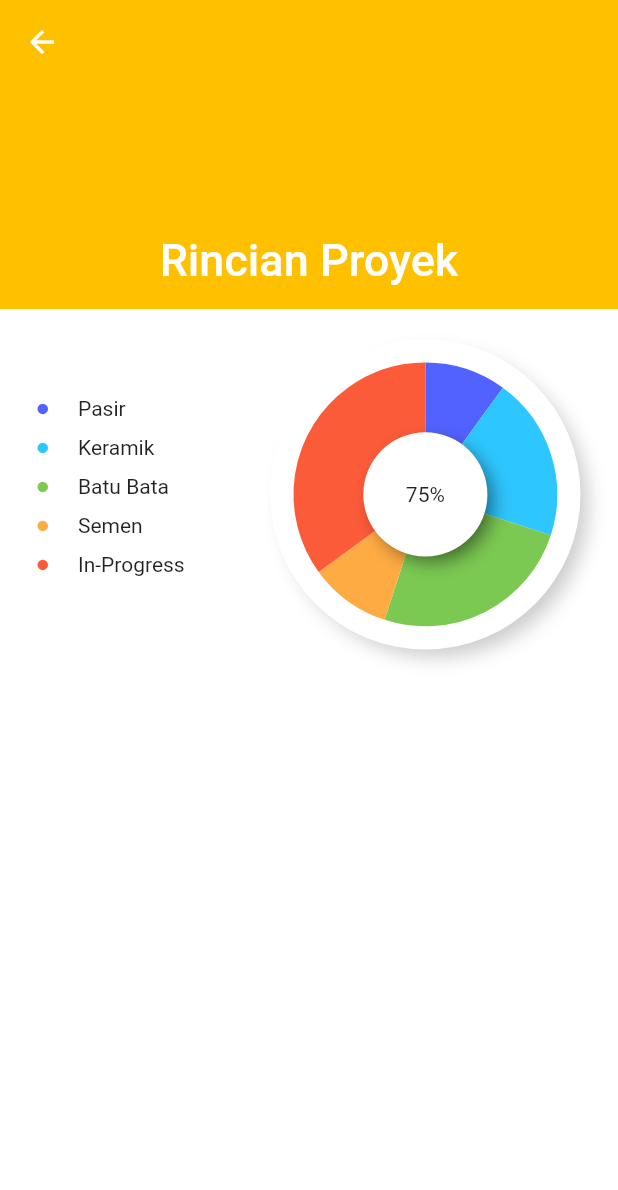
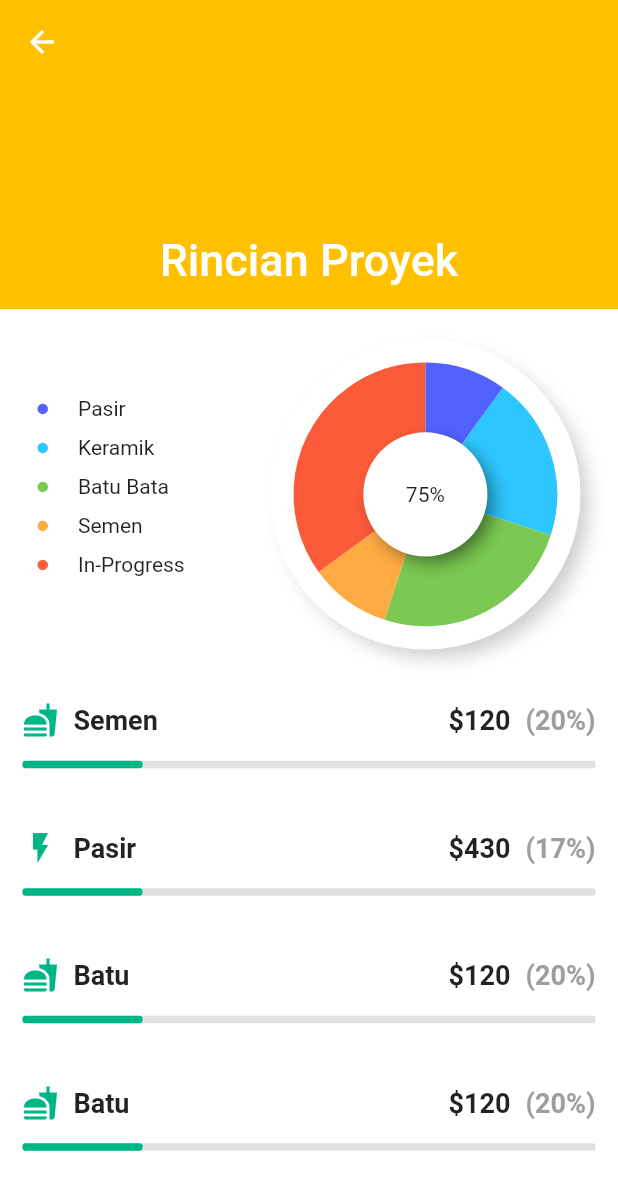
Before and after one commit to qisashasanudin/bangunin_id, a Flutter app: the ProjectDetails screen opened by its route, on a phone screen of 412 x 824 dp. Shown: the top 1190 px of the screen. Run offline on Flutter 3.47's test engine with Material 2 defaults, Android fonts, the phone set to English and light mode, and no system bars; our stand-ins replace cloud_firestore, firebase_auth, firebase_core, firebase_storage, flutter_spinkit, fluttertoast and 3 more; accounts and stored records are empty; network calls fail.

Commit message:
added progress chart and list (WIP)

```diff
--- a/lib/screens/mainmenu/home/projects/project_details.dart
+++ b/lib/screens/mainmenu/home/projects/project_details.dart
@@ -32,28 +32,108 @@ class ProjectDetails extends StatelessWidget {
             ),
             //sliver-sliver lain ditulis di sini
             SliverList(
-              delegate: progressChart(context),
+              delegate: SliverChildListDelegate([
+                Padding(
+                  padding: const EdgeInsets.symmetric(horizontal: 25),
+                  child: SizedBox(
+                    height: MediaQuery.of(context).size.height * 0.3,
+                    child: Row(
+                      children: <Widget>[
+                        PieChartIndex(),
+                        PieChart(),
+                      ],
+                    ),
+                  ),
+                ),
+                buildCategoryCard(Icons.fastfood, "Semen", 120, 20),
+                buildCategoryCard(Icons.flash_on, "Pasir", 430, 17),
+                buildCategoryCard(Icons.fastfood, "Batu", 120, 20),
+                buildCategoryCard(Icons.fastfood, "Batu", 120, 20),
+              ]),
             ),
           ],
         );
       },
     );
   }
+}
 
-  SliverChildListDelegate progressChart(BuildContext context) {
-    return SliverChildListDelegate([
-      Padding(
-        padding: const EdgeInsets.symmetric(horizontal: 25),
-        child: SizedBox(
-          height: MediaQuery.of(context).size.height * 0.3,
-          child: Row(
-            children: <Widget>[
-              PieChartIndex(),
-              PieChart(),
-            ],
-          ),
+Container buildCategoryCard(
+    IconData icon, String title, int amount, int percentage) {
+  return Container(
+    padding: EdgeInsets.all(15),
+    decoration: BoxDecoration(
+      borderRadius: BorderRadius.circular(10),
+      color: Colors.white,
+    ),
+    height: 85,
+    child: Column(
+      children: [
+        Row(
+          mainAxisAlignment: MainAxisAlignment.spaceBetween,
+          children: [
+            Row(
+              children: [
+                Icon(
+                  icon,
+                  color: Color(0xFF00B686),
+                ),
+                SizedBox(
+                  width: 10,
+                ),
+                Text(
+                  title,
+                  style: TextStyle(
+                    fontSize: 18,
+                    fontWeight: FontWeight.bold,
+                  ),
+                ),
+              ],
+            ),
+            Row(
+              children: [
+                Text(
+                  "\$$amount",
+                  style: TextStyle(
+                    fontSize: 18,
+                    fontWeight: FontWeight.bold,
+                  ),
+                ),
+                SizedBox(
+                  width: 10,
+                ),
+                Text(
+                  "($percentage%)",
+                  style: TextStyle(
+                      fontSize: 18,
+                      fontWeight: FontWeight.bold,
+                      color: Colors.grey),
+                )
+              ],
+            )
+          ],
         ),
-      ),
-    ]);
-  }
+        SizedBox(
+          height: 15,
+        ),
+        Stack(
+          children: [
+            Container(
+              height: 5,
+              decoration: BoxDecoration(
+                  borderRadius: BorderRadius.circular(2),
+                  color: Colors.grey.shade300),
+            ),
+            Container(
+              height: 5,
+              width: 80,
+              decoration: BoxDecoration(
+                  borderRadius: BorderRadius.circular(2),
+                  color: Color(0XFF00B686)),
+            ),
+          ],
+        )
+      ],
+    ),
+  );
 }
```
